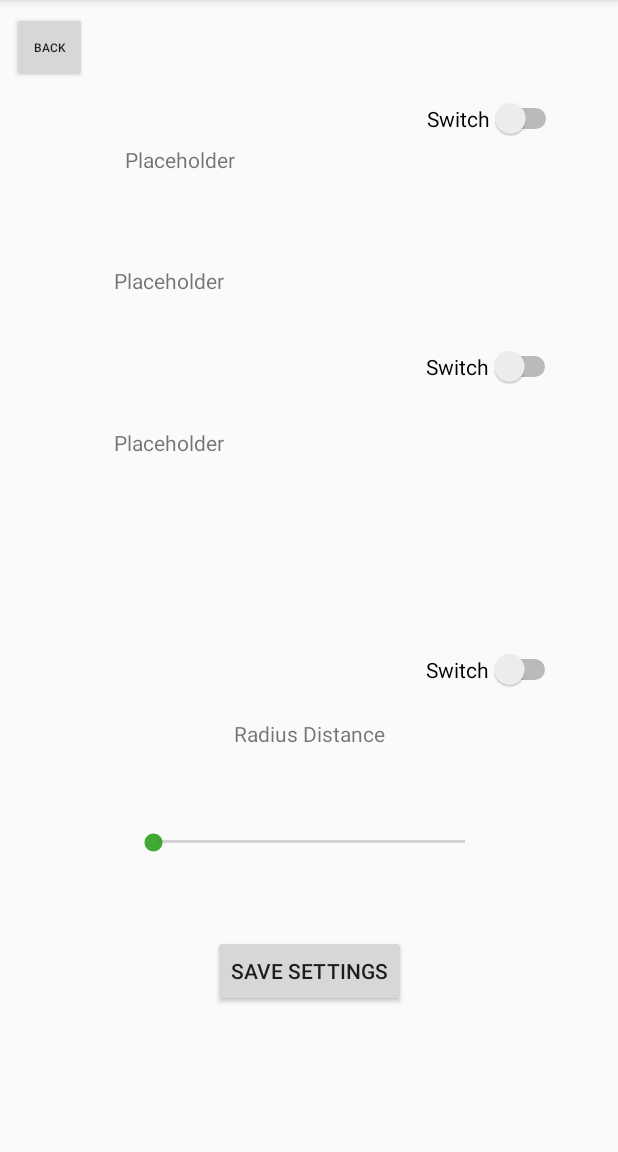
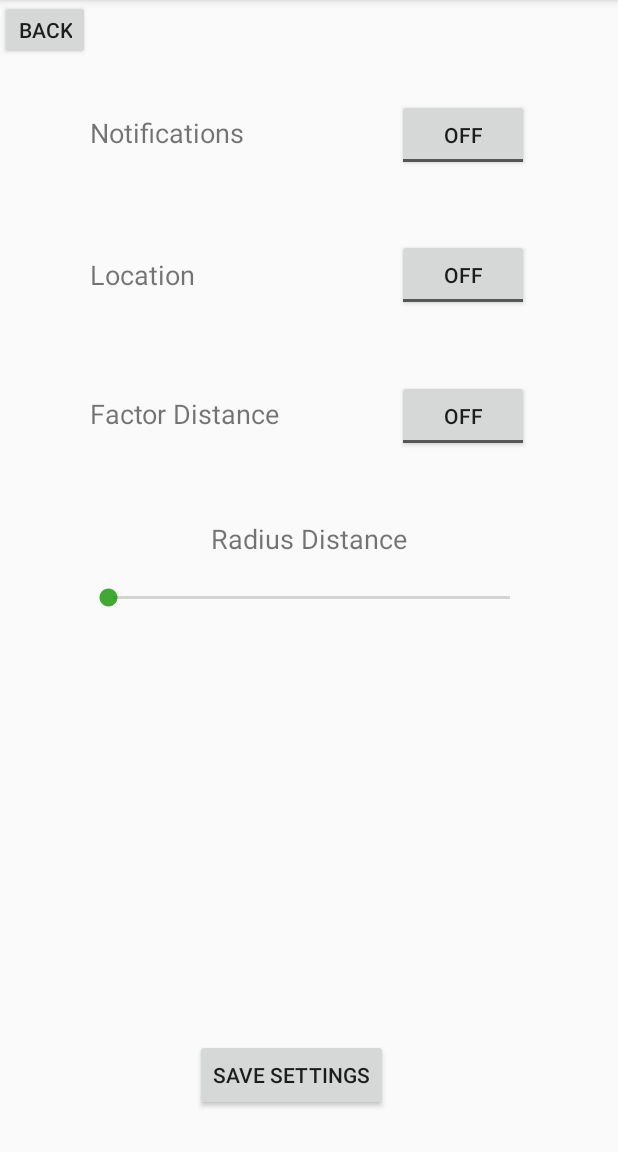
Before and after one commit to JazSingh05/Sherlock, an Android app: the Settings screen opened directly, with no data from a screen before it, on a phone screen of 412 x 824 dp, the part 84-1236 px from its top. Run offline under Robolectric (Android 15) with nearby library versions, the phone set to English and light mode, and no system bars.

Commit message:
Issue #27 Update Settings Layout

```diff
--- a/app/src/main/AndroidManifest.xml
+++ b/app/src/main/AndroidManifest.xml
@@ -20,7 +20,7 @@
 
         <activity android:name=".activity.SearchActivity" />
         <activity android:name=".activity.SearchResultActivity" />
-        <activity android:name=".activity.Settings"></activity>
+        <activity android:name=".activity.Settings"/>
 
 
     </application>
--- a/app/src/main/java/com/example/android/sherlock/activity/SearchActivity.java
+++ b/app/src/main/java/com/example/android/sherlock/activity/SearchActivity.java
@@ -59,6 +59,11 @@ public class SearchActivity extends AppCompatActivity {
 
     }
 
+    public void settingsMainShow(View view){
+        Intent intent = new Intent(this, Settings.class);
+        startActivity(intent);
+    }
+
 
 
 }
--- a/app/src/main/java/com/example/android/sherlock/activity/Settings.java
+++ b/app/src/main/java/com/example/android/sherlock/activity/Settings.java
@@ -9,6 +9,8 @@ import com.example.android.sherlock.R;
 
 public class Settings extends AppCompatActivity {
 
+
+
     @Override
     protected void onCreate(Bundle savedInstanceState) {
         super.onCreate(savedInstanceState);
@@ -16,7 +18,7 @@ public class Settings extends AppCompatActivity {
     }
 
 
-    public void mainScreen(View view){
+    public void settingsMain(View view){
         Intent intent = new Intent(this, SearchActivity.class);
         startActivity(intent);
     }
--- a/app/src/main/res/layout/activity_settings.xml
+++ b/app/src/main/res/layout/activity_settings.xml
@@ -1,157 +1,100 @@
 <?xml version="1.0" encoding="utf-8"?>
-<android.support.constraint.ConstraintLayout xmlns:android="http://schemas.android.com/apk/res/android"
-    xmlns:app="http://schemas.android.com/apk/res-auto"
-    xmlns:tools="http://schemas.android.com/tools"
+<RelativeLayout xmlns:android="http://schemas.android.com/apk/res/android"
     android:layout_width="match_parent"
-    android:layout_height="match_parent"
-    tools:context="com.example.android.sherlock.activity.Settings">
+    android:layout_height="match_parent">
 
     <Button
         android:id="@+id/button3"
+        android:layout_width="60dp"
+        android:layout_height="40dp"
+        android:layout_alignParentStart="true"
+        android:layout_alignParentTop="true"
+        android:onClick="settingsMain"
+        android:text="Back" />
+
+    <ToggleButton
+        android:id="@+id/toggleButton"
         android:layout_width="wrap_content"
         android:layout_height="wrap_content"
-        android:layout_marginBottom="8dp"
-        android:layout_marginEnd="8dp"
-        android:layout_marginStart="8dp"
-        android:layout_marginTop="8dp"
-        android:onClick="mainScreen"
-        android:text="Save Settings"
-        app:layout_constraintBottom_toBottomOf="parent"
-        app:layout_constraintEnd_toEndOf="parent"
-        app:layout_constraintStart_toStartOf="parent"
-        app:layout_constraintTop_toTopOf="parent"
-        app:layout_constraintVertical_bias="0.874" />
+        android:layout_alignParentEnd="true"
+        android:layout_below="@+id/button3"
+        android:layout_marginEnd="59dp"
+        android:layout_marginTop="26dp"
+        android:text="ToggleButton" />
 
-    <Switch
-        android:id="@+id/switch1"
+    <ToggleButton
+        android:id="@+id/toggleButton2"
         android:layout_width="wrap_content"
-        android:layout_height="30dp"
-        android:layout_marginEnd="8dp"
-        android:layout_marginStart="8dp"
-        android:layout_marginTop="64dp"
-        android:text="Switch"
-        app:layout_constraintEnd_toEndOf="parent"
-        app:layout_constraintHorizontal_bias="0.905"
-        app:layout_constraintStart_toStartOf="parent"
-        app:layout_constraintTop_toTopOf="parent" />
+        android:layout_height="wrap_content"
+        android:layout_alignStart="@+id/toggleButton"
+        android:layout_below="@+id/toggleButton"
+        android:layout_marginTop="45dp"
+        android:text="ToggleButton" />
+
+    <ToggleButton
+        android:id="@+id/toggleButton3"
+        android:layout_width="wrap_content"
+        android:layout_height="wrap_content"
+        android:layout_alignStart="@+id/toggleButton2"
+        android:layout_below="@+id/toggleButton2"
+        android:layout_marginTop="46dp"
+        android:text="ToggleButton" />
 
     <TextView
         android:id="@+id/textView"
         android:layout_width="wrap_content"
         android:layout_height="wrap_content"
-        android:layout_marginBottom="8dp"
-        android:layout_marginEnd="8dp"
-        android:layout_marginStart="8dp"
-        android:layout_marginTop="8dp"
-        android:text="Placeholder"
-        app:layout_constraintBottom_toBottomOf="parent"
-        app:layout_constraintEnd_toStartOf="@+id/switch1"
-        app:layout_constraintHorizontal_bias="0.387"
-        app:layout_constraintStart_toStartOf="parent"
-        app:layout_constraintTop_toTopOf="parent"
-        app:layout_constraintVertical_bias="0.121" />
+        android:layout_alignBaseline="@+id/toggleButton"
+        android:layout_alignBottom="@+id/toggleButton"
+        android:layout_toEndOf="@+id/button3"
+        android:text="Notifications"
+        android:textSize="18sp" />
 
     <TextView
         android:id="@+id/textView2"
         android:layout_width="wrap_content"
         android:layout_height="wrap_content"
-        android:layout_marginBottom="8dp"
-        android:layout_marginStart="76dp"
-        android:layout_marginTop="8dp"
-        android:text="Placeholder"
-        app:layout_constraintBottom_toBottomOf="parent"
-        app:layout_constraintStart_toStartOf="parent"
-        app:layout_constraintTop_toBottomOf="@+id/textView"
-        app:layout_constraintVertical_bias="0.086" />
+        android:layout_alignStart="@+id/textView"
+        android:layout_alignTop="@+id/toggleButton2"
+        android:layout_marginTop="11dp"
+        android:text="Location"
+        android:textSize="18sp" />
 
     <TextView
         android:id="@+id/textView3"
         android:layout_width="wrap_content"
         android:layout_height="wrap_content"
-        android:layout_marginBottom="8dp"
-        android:layout_marginStart="76dp"
-        android:layout_marginTop="8dp"
-        android:text="Placeholder"
-        app:layout_constraintBottom_toBottomOf="parent"
-        app:layout_constraintStart_toStartOf="parent"
-        app:layout_constraintTop_toBottomOf="@+id/textView2"
-        app:layout_constraintVertical_bias="0.151" />
+        android:layout_alignBaseline="@+id/toggleButton3"
+        android:layout_alignBottom="@+id/toggleButton3"
+        android:layout_alignStart="@+id/textView2"
+        android:text="Factor Distance"
+        android:textSize="18sp" />
 
     <SeekBar
         android:id="@+id/seekBar"
-        android:layout_width="240dp"
-        android:layout_height="13dp"
-        android:layout_marginBottom="8dp"
-        android:layout_marginEnd="8dp"
-        android:layout_marginStart="8dp"
-        android:layout_marginTop="8dp"
-        app:layout_constraintBottom_toTopOf="@+id/button3"
-        app:layout_constraintEnd_toEndOf="parent"
-        app:layout_constraintStart_toStartOf="parent"
-        app:layout_constraintTop_toBottomOf="@+id/textView4" />
+        android:layout_width="300dp"
+        android:layout_height="wrap_content"
+        android:layout_below="@+id/toggleButton3"
+        android:layout_centerHorizontal="true"
+        android:layout_marginTop="88dp" />
 
     <TextView
         android:id="@+id/textView4"
         android:layout_width="wrap_content"
         android:layout_height="wrap_content"
-        android:layout_marginBottom="84dp"
-        android:layout_marginEnd="8dp"
-        android:layout_marginStart="8dp"
-        android:layout_marginTop="8dp"
+        android:layout_alignBottom="@+id/seekBar"
+        android:layout_centerHorizontal="true"
+        android:layout_marginBottom="36dp"
         android:text="Radius Distance"
-        app:layout_constraintBottom_toTopOf="@+id/button3"
-        app:layout_constraintEnd_toEndOf="parent"
-        app:layout_constraintHorizontal_bias="0.501"
-        app:layout_constraintStart_toStartOf="parent"
-        app:layout_constraintTop_toBottomOf="@+id/textView3"
-        app:layout_constraintVertical_bias="0.805" />
-
-    <Switch
-        android:id="@+id/switch4"
-        android:layout_width="wrap_content"
-        android:layout_height="wrap_content"
-        android:layout_marginBottom="308dp"
-        android:layout_marginEnd="8dp"
-        android:layout_marginStart="8dp"
-        android:text="Switch"
-        app:layout_constraintBottom_toBottomOf="parent"
-        app:layout_constraintEnd_toEndOf="parent"
-        app:layout_constraintHorizontal_bias="0.807"
-        app:layout_constraintStart_toEndOf="@+id/textView3" />
+        android:textSize="18sp" />
 
     <Button
         android:id="@+id/button4"
-        android:layout_width="50dp"
-        android:layout_height="47dp"
-        android:layout_marginBottom="8dp"
-        android:layout_marginEnd="8dp"
-        android:layout_marginStart="8dp"
-        android:layout_marginTop="8dp"
-        android:onClick="mainScreen"
-        android:text="Back"
-        android:textSize="8sp"
-        app:layout_constraintBottom_toBottomOf="parent"
-        app:layout_constraintEnd_toEndOf="parent"
-        app:layout_constraintHorizontal_bias="0.0"
-        app:layout_constraintStart_toStartOf="parent"
-        app:layout_constraintTop_toTopOf="parent"
-        app:layout_constraintVertical_bias="0.0" />
-
-    <Switch
-        android:id="@+id/switch2"
         android:layout_width="wrap_content"
         android:layout_height="wrap_content"
-        android:layout_marginBottom="8dp"
-        android:layout_marginEnd="8dp"
-        android:layout_marginStart="8dp"
-        android:layout_marginTop="8dp"
-        android:text="Switch"
-        app:layout_constraintBottom_toTopOf="@+id/switch4"
-        app:layout_constraintEnd_toEndOf="parent"
-        app:layout_constraintHorizontal_bias="0.807"
-        app:layout_constraintStart_toEndOf="@+id/textView2"
-        app:layout_constraintTop_toBottomOf="@+id/switch1"
-        app:layout_constraintVertical_bias="0.435" />
-
-
-</android.support.constraint.ConstraintLayout>
+        android:layout_alignParentBottom="true"
+        android:layout_marginBottom="27dp"
+        android:layout_toEndOf="@+id/textView2"
+        android:onClick="settingsMain"
+        android:text="Save Settings" />
+</RelativeLayout>
--- a/app/src/main/res/layout/search_screen.xml
+++ b/app/src/main/res/layout/search_screen.xml
@@ -38,4 +38,17 @@
         android:background="#00000000"
         android:textColor="@color/colorAccent"
         android:text="@string/search_go" />
+
+    <Button
+        android:id="@+id/button2"
+        android:layout_width="wrap_content"
+        android:layout_height="wrap_content"
+        android:layout_alignStart="@+id/button"
+        android:layout_below="@+id/button"
+        android:layout_marginTop="32dp"
+        android:background="#00000000"
+        android:onClick="settingsMainShow"
+        android:text="@string/search_settings"
+        android:textColor="@color/colorAccent"
+        android:textSize="20sp" />
 </RelativeLayout>
--- a/app/src/main/res/values/strings.xml
+++ b/app/src/main/res/values/strings.xml
@@ -3,4 +3,5 @@
     <string name="loading">Loading</string>
     <string name="search_hint">What are you looking for?</string>
     <string name="search_go">GO!</string>
+    <string name="search_settings">Settings</string>
 </resources>
```
Also changed, not shown: 2 other files.
